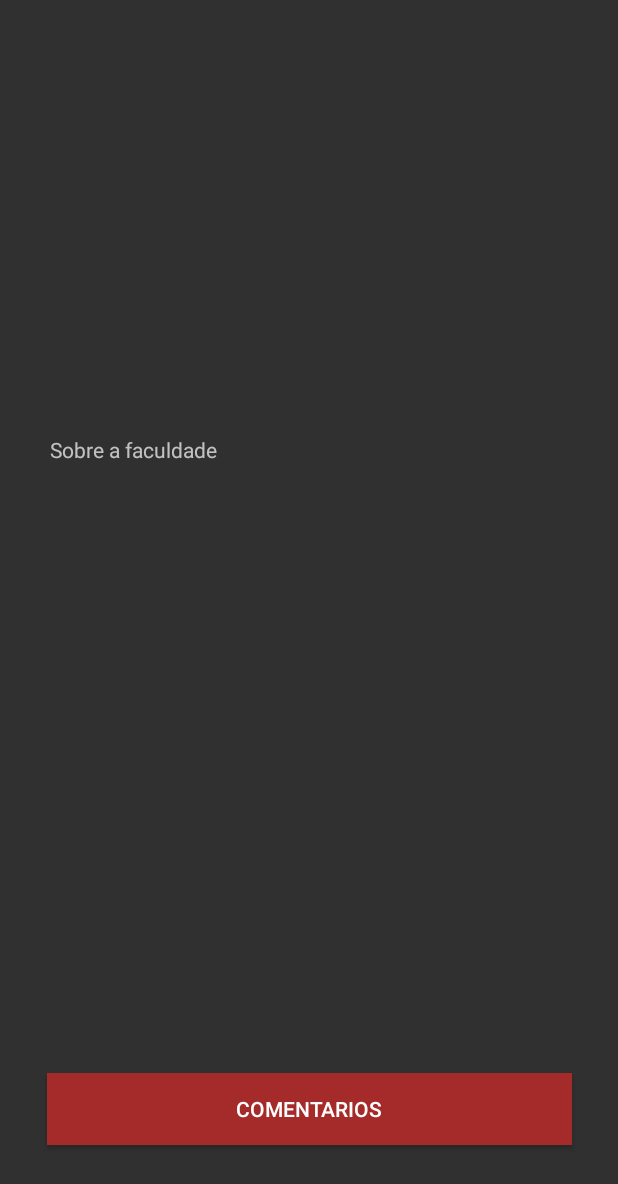
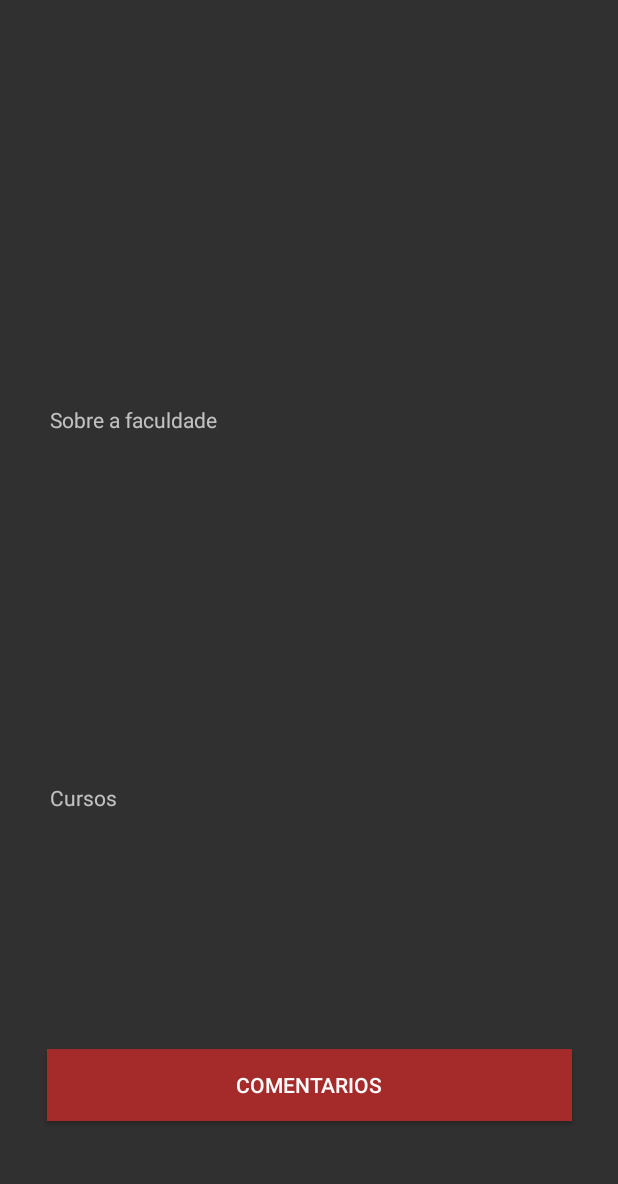
Before and after one commit to dsnascimento/SC, an Android app: the layout activity_tela_sobre_faculdade.xml on its own in the app's theme, with its tools: preview values and no code run, on a phone screen of 412 x 824 dp. Shown: the top 1184 px of the screen. Run offline under Robolectric (Android 15) with nearby library versions, the phone set to English and light mode, and no system bars.

```diff
--- a/app/src/main/AndroidManifest.xml
+++ b/app/src/main/AndroidManifest.xml
@@ -9,7 +9,8 @@
         android:roundIcon="@mipmap/ic_launcher_round"
         android:supportsRtl="true"
         android:theme="@style/Theme.AppCompat.NoActionBar">
-        <activity android:name=".TelaSobreFaculdade"></activity>
+        <activity android:name=".TelaComentario"></activity>
+        <activity android:name=".TelaSobreFaculdade" />
         <activity android:name=".TelaPerfil" />
         <activity android:name=".TelaPrincipal" />
         <activity android:name=".TelaRegistro" />
--- a/app/src/main/java/com/dsn/searchcollege5/MainActivity.java
+++ b/app/src/main/java/com/dsn/searchcollege5/MainActivity.java
@@ -48,7 +48,8 @@ public class MainActivity extends AppCompatActivity {
                 String email = txtEmailTL.getText().toString().trim();
                 String senha = txtSenhaTL.getText().toString().trim();
                 logar(email,senha);
-            }
+
+                }
         });
     }
 
--- a/app/src/main/java/com/dsn/searchcollege5/TelaPerfil.java
+++ b/app/src/main/java/com/dsn/searchcollege5/TelaPerfil.java
@@ -2,6 +2,7 @@ package com.dsn.searchcollege5;
 
 import androidx.appcompat.app.AppCompatActivity;
 
+import android.content.Intent;
 import android.os.Bundle;
 import android.view.View;
 import android.widget.Button;
@@ -34,6 +35,8 @@ public class TelaPerfil extends AppCompatActivity {
             public void onClick(View v) {
                 Conexao.logOut();
                 finish();
+                Intent TP = new Intent(getApplicationContext(), MainActivity.class);
+                startActivity(TP);
             }
         });
     }
--- a/app/src/main/java/com/dsn/searchcollege5/TelaRegistro.java
+++ b/app/src/main/java/com/dsn/searchcollege5/TelaRegistro.java
@@ -50,8 +50,7 @@ public class TelaRegistro extends AppCompatActivity {
                 //esse método irá ser ultilizado para criar uma nova conta
                 criarUser(email,senha,nomec);
 
-                Intent TP = new Intent(getApplicationContext(), TelaPerfil.class);
-                startActivity(TP);
+
             }
         });
     }
--- a/app/src/main/res/layout/activity_tela_sobre_faculdade.xml
+++ b/app/src/main/res/layout/activity_tela_sobre_faculdade.xml
@@ -16,7 +16,7 @@
         android:id="@+id/imageView"
         android:layout_width="350dp"
         android:layout_height="250dp"
-        android:layout_marginTop="20dp"
+        android:layout_marginTop="10dp"
         android:layout_marginStart="30dp"
         android:layout_marginLeft="30dp"
         android:layout_marginEnd="30dp"
@@ -28,9 +28,10 @@
         android:layout_width="345dp"
         android:layout_height="175dp"
         android:layout_marginStart="30dp"
-        android:layout_marginTop="20dp"
         android:layout_marginEnd="30dp"
+        android:layout_marginTop="10dp"
         android:hint="Sobre a faculdade"
+
         app:layout_constraintEnd_toEndOf="parent"
         app:layout_constraintStart_toStartOf="parent"
 
@@ -39,15 +40,16 @@
 
     <TextView
         android:id="@+id/Cursos"
-        android:layout_width="wrap_content"
-        android:layout_height="wrap_content"
+        android:layout_width="345dp"
+        android:layout_height="100dp"
+        android:layout_marginStart="30dp"
+        android:layout_marginEnd="30dp"
 
+        android:hint="Cursos"
+        app:layout_constraintStart_toStartOf="parent"
+        app:layout_constraintEnd_toEndOf="parent"
         app:layout_constraintTop_toBottomOf="@+id/SobreFaculdade"
-        app:layout_constraintBottom_toBottomOf="parent"
-        app:layout_constraintStart_toStartOf="parent"
-        app:layout_constraintEnd_toEndOf="@+id/btnComentario"
-
-        />
+        app:layout_constraintBottom_toTopOf="@+id/btnComentario" />
 
     <Button
         android:id="@+id/btnComentario"
```
Also changed, not shown: app/src/main/java/com/dsn/searchcollege5/TelaComentario.java (added, +14 -0 lines).
